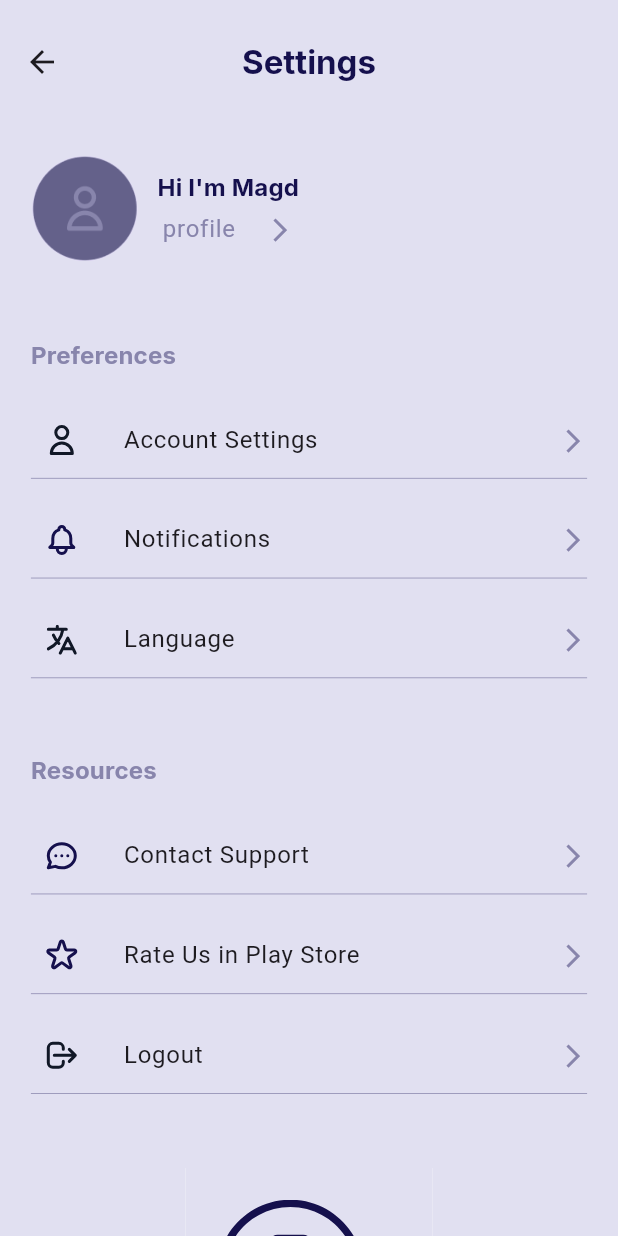
After one commit to MagdKamaldev/carreer-craft, a Flutter app: the SettingsView screen opened directly, on a phone screen of 412 x 824 dp. The commit adds this screen. Run offline on Flutter 3.47's test engine with Material 3 defaults, Android fonts, the phone set to English and light mode, and no system bars; our stand-ins replace dartz, dio, flutter_bloc, flutter_svg, get_it, hive and 2 more; accounts and stored records are empty.

Commit message:
settings screen UI

```diff
--- a/lib/features/home/presentation/views/widgets/home_drawer.dart
+++ b/lib/features/home/presentation/views/widgets/home_drawer.dart
@@ -1,7 +1,10 @@
 import 'package:career_craft/core/colors.dart';
+import 'package:career_craft/core/utils/components.dart';
 import 'package:career_craft/core/utils/functions/logout.dart';
+import 'package:career_craft/features/settings/presentation/views/settings_view.dart';
 import 'package:career_craft/generated/l10n.dart';
 import 'package:flutter/material.dart';
+import 'package:flutter/widgets.dart';
 import 'package:flutter_svg/svg.dart';
 
 class AppDrawer extends StatelessWidget {
@@ -34,7 +37,11 @@ class AppDrawer extends StatelessWidget {
               padding: EdgeInsets.symmetric(vertical: size.height * 0.05),
               child: Column(
                 children: [
-                  Row(
+                  GestureDetector(
+                    onTap: () {
+                      navigateTo(context, const SettingsView());
+                    },
+                    child: Row(
                       children: [
                         Text(
                           S.of(context).settings,
@@ -43,6 +50,7 @@ class AppDrawer extends StatelessWidget {
                         const Spacer(),
                         SvgPicture.asset("assets/images/settings.svg")
                       ],
+                    ),
                   ),
                   SizedBox(
                     height: size.height * 0.05,
--- /dev/null
+++ b/lib/features/settings/presentation/views/settings_view.dart
@@ -0,0 +1,15 @@
+import 'package:career_craft/features/settings/presentation/views/widgets/settings_app_bar.dart';
+import 'package:career_craft/features/settings/presentation/views/widgets/settings_view_body.dart';
+import 'package:flutter/material.dart';
+
+class SettingsView extends StatelessWidget {
+  const SettingsView({super.key});
+
+  @override
+  Widget build(BuildContext context) {
+    return Scaffold(
+      appBar: settingsAppBar(context),
+      body: const SettingsViewBody(),
+    );
+  }
+}
--- /dev/null
+++ b/lib/features/settings/presentation/views/widgets/profile_navigator.dart
@@ -0,0 +1,48 @@
+import 'package:career_craft/core/colors.dart';
+import 'package:career_craft/features/profile/presentation/views/widgets/profile_picture.dart';
+import 'package:flutter/material.dart';
+
+class ProfileNavigator extends StatelessWidget {
+  const ProfileNavigator({super.key});
+
+  @override
+  Widget build(BuildContext context) {
+    Size size = MediaQuery.of(context).size;
+    TextTheme theme = Theme.of(context).textTheme;
+    return Row(
+      children: [
+        const ProfilePicture(radius: 35, bigRadius: 36),
+        SizedBox(
+          width: size.width * 0.03,
+        ),
+        Column(
+          children: [
+            Text(
+              "Hi I'm Magd",
+              style: theme.titleMedium,
+            ),
+            SizedBox(
+              height: size.height * 0.005,
+            ),
+            Row(
+              children: [
+                Text(
+                  "profile",
+                  style: theme.bodyLarge!.copyWith(color: primary[500]),
+                ),
+                SizedBox(
+                  width: size.width * 0.05,
+                ),
+                Icon(
+                  Icons.arrow_forward_ios,
+                  size: size.width * 0.045,
+                  color: primary[500],
+                )
+              ],
+            )
+          ],
+        ),
+      ],
+    );
+  }
+}
--- /dev/null
+++ b/lib/features/settings/presentation/views/widgets/settings_app_bar.dart
@@ -0,0 +1,15 @@
+import 'package:career_craft/generated/l10n.dart';
+import 'package:flutter/material.dart';
+
+PreferredSizeWidget settingsAppBar(BuildContext context) {
+  return AppBar(
+    backgroundColor: Colors.transparent,
+    elevation: 0,
+    toolbarHeight: MediaQuery.of(context).size.height * 0.1,
+    centerTitle: true,
+    title: Text(
+      S.of(context).settings,
+      style: Theme.of(context).textTheme.titleLarge,
+    ),
+  );
+}
--- /dev/null
+++ b/lib/features/settings/presentation/views/widgets/settings_item.dart
@@ -0,0 +1,38 @@
+import 'package:career_craft/core/colors.dart';
+import 'package:flutter/material.dart';
+import 'package:flutter/widgets.dart';
+import 'package:flutter_svg/svg.dart';
+
+Widget settingsItem(
+        Size size, TextTheme theme, String iconName, String title) =>
+    Column(
+      children: [
+        Row(
+          children: [
+            SizedBox(
+                width: size.width * 0.1, child: SvgPicture.asset(iconName)),
+            SizedBox(
+              width: size.width * 0.05,
+            ),
+            Text(
+              title,
+              style: theme.bodyLarge,
+            ),
+            const Spacer(),
+            Icon(
+              Icons.arrow_forward_ios,
+              size: size.width * 0.045,
+              color: primary[500],
+            )
+          ],
+        ),
+        SizedBox(
+          height: size.height * 0.016,
+        ),
+        Container(
+          width: double.infinity,
+          height: 0.5,
+          color: primary[500],
+        )
+      ],
+    );
--- /dev/null
+++ b/lib/features/settings/presentation/views/widgets/settings_view_body.dart
@@ -0,0 +1,97 @@
+import 'package:career_craft/core/colors.dart';
+import 'package:career_craft/features/settings/presentation/views/widgets/profile_navigator.dart';
+import 'package:career_craft/features/settings/presentation/views/widgets/settings_item.dart';
+import 'package:career_craft/generated/l10n.dart';
+import 'package:flutter/material.dart';
+import 'package:flutter_svg/svg.dart';
+
+class SettingsViewBody extends StatelessWidget {
+  const SettingsViewBody({super.key});
+
+  @override
+  Widget build(BuildContext context) {
+    Size size = MediaQuery.of(context).size;
+    TextTheme theme = Theme.of(context).textTheme;
+    return SingleChildScrollView(
+      child: Padding(
+        padding: EdgeInsets.all(size.width * 0.05),
+        child: Column(
+          crossAxisAlignment: CrossAxisAlignment.start,
+          children: [
+            const ProfileNavigator(),
+            SizedBox(
+              height: size.height * 0.06,
+            ),
+            Text(
+              S.of(context).preferences,
+              style: theme.titleMedium!.copyWith(
+                color: primary[500],
+              ),
+            ),
+            SizedBox(
+              height: size.height * 0.04,
+            ),
+            settingsItem(size, theme, "assets/images/User.svg",
+                S.of(context).accountSettings),
+            SizedBox(
+              height: size.height * 0.035,
+            ),
+            settingsItem(size, theme, "assets/images/bell.svg",
+                S.of(context).notifications),
+            SizedBox(
+              height: size.height * 0.035,
+            ),
+            settingsItem(size, theme, "assets/images/language.svg",
+                S.of(context).language),
+            SizedBox(
+              height: size.height * 0.06,
+            ),
+            Text(
+              S.of(context).resources,
+              style: theme.titleMedium!.copyWith(
+                color: primary[500],
+              ),
+            ),
+            SizedBox(
+              height: size.height * 0.04,
+            ),
+            settingsItem(size, theme, "assets/images/Chat.svg",
+                S.of(context).contactSupport),
+            SizedBox(
+              height: size.height * 0.035,
+            ),
+            settingsItem(
+                size, theme, "assets/images/Star.svg", S.of(context).RateUs),
+            SizedBox(
+              height: size.height * 0.035,
+            ),
+            settingsItem(
+                size, theme, "assets/images/Logout.svg", S.of(context).logout),
+            SizedBox(
+              height: size.height * 0.06,
+            ),
+            SizedBox(
+                height: size.height * 0.2,
+                child: SvgPicture.asset("assets/images/logo.svg")),
+            Align(
+              alignment: Alignment.center,
+              child: Text(
+                S.of(context).appName,
+                style: theme.titleLarge,
+              ),
+            ),
+            Align(
+              alignment: Alignment.center,
+              child: Text(
+                "v1.0.0",
+                style: theme.titleSmall!.copyWith(
+                  color: primary[500],
+                ),
+              ),
+            ),
+          ],
+        ),
+      ),
+    );
+  }
+}
--- a/lib/l10n/intl_ar.arb
+++ b/lib/l10n/intl_ar.arb
@@ -42,5 +42,12 @@
     "news": "أخبار",
     "Bio":"نبذة",
     "settings": "الإعدادات",
-    "logout": "تسجيل الخروج"
+    "logout": "تسجيل الخروج",
+    "accountSettings": "اعدادت الحساب",
+    "preferences": "التفضيلات",
+    "notifications": "الإشعارات",
+    "Resources": "الموارد",
+    "language": "اللغة",
+    "contactSupport": "الاتصال بالدعم",
+    "RateUs": "قيمنا في المتجر"
 }
--- a/lib/l10n/intl_en.arb
+++ b/lib/l10n/intl_en.arb
@@ -44,5 +44,12 @@
     "news": "News",
     "Bio" : "Bio",
     "settings": "Settings",
-    "logout": "Logout"
+    "logout": "Logout",
+    "accountSettings": "Account Settings",
+    "preferences": "Preferences",
+    "notifications": "Notifications",
+    "resources": "Resources",
+    "language": "Language",
+    "contactSupport":"Contact Support",
+    "RateUs": "Rate Us in Play Store"
 }
```
Also changed, not shown: assets/images/Chat.svg (added), assets/images/Star.svg (added), assets/images/bell.svg (added), assets/images/language.svg (added), lib/generated/intl/messages_ar.dart, lib/generated/intl/messages_en.dart, lib/generated/l10n.dart. Lines whose indentation alone changed are shown as unchanged.
